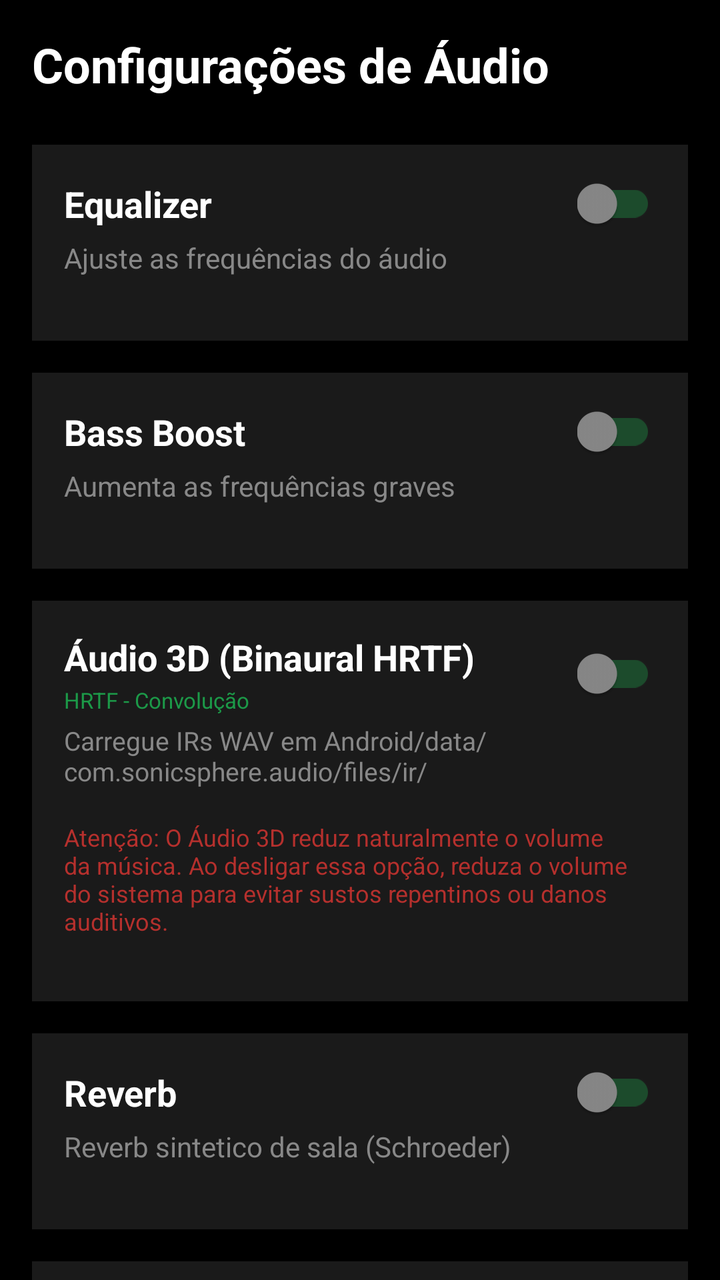
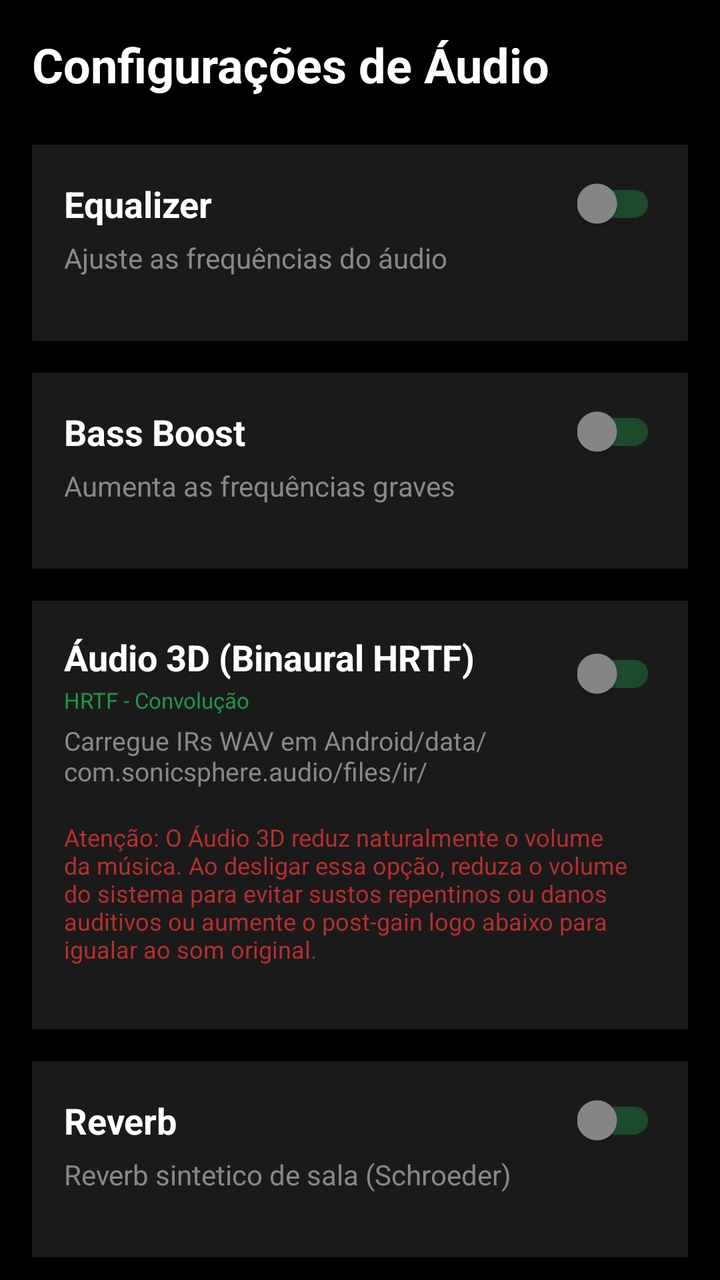

Screens rendered from an Android XML layout before and after an edit, with the pre-edit source and the edit as a unified diff.
<!-- AndroidManifest.xml: application theme Theme.AppCompat.DayNight.DarkActionBar -->
<!-- res/layout/fragment_settings.xml -->
<?xml version="1.0" encoding="utf-8"?>
<ScrollView xmlns:android="http://schemas.android.com/apk/res/android"
    xmlns:app="http://schemas.android.com/apk/res-auto"
    android:layout_width="match_parent"
    android:layout_height="match_parent"
    android:background="@color/black"
    android:fillViewport="true">

    <LinearLayout
        android:layout_width="match_parent"
        android:layout_height="wrap_content"
        android:orientation="vertical"
        android:padding="16dp">

        
        <TextView
            android:id="@+id/textView"
            android:layout_width="match_parent"
            android:layout_height="wrap_content"
            android:text="Configurações de Áudio"
            android:textColor="@color/white"
            android:textSize="24sp"
            android:textStyle="bold"
            android:layout_marginBottom="24dp" />

        
        <LinearLayout
            android:layout_width="match_parent"
            android:layout_height="wrap_content"
            android:orientation="vertical"
            android:background="#1A1A1A"
            android:padding="16dp"
            android:layout_marginBottom="16dp">

            <LinearLayout
                android:layout_width="match_parent"
                android:layout_height="wrap_content"
                android:orientation="horizontal"
                android:gravity="center_vertical">

                <TextView
                    android:layout_width="0dp"
                    android:layout_height="wrap_content"
                    android:layout_weight="1"
                    android:text="Equalizer"
                    android:textColor="@color/white"
                    android:textSize="18sp"
                    android:textStyle="bold" />

                <androidx.appcompat.widget.SwitchCompat
                    android:id="@+id/switchEqualizer"
                    android:layout_width="wrap_content"
                    android:layout_height="wrap_content"
                    android:theme="@style/SwitchTheme" />

            </LinearLayout>

            <TextView
                android:layout_width="match_parent"
                android:layout_height="wrap_content"
                android:text="Ajuste as frequências do áudio"
                android:textColor="@color/gray"
                android:textSize="14sp"
                android:layout_marginTop="4dp"
                android:layout_marginBottom="16dp" />

            <LinearLayout
                android:id="@+id/equalizerBandsContainer"
                android:layout_width="match_parent"
                android:layout_height="wrap_content"
                android:orientation="vertical"
                android:visibility="gone" />

        </LinearLayout>

        
        <LinearLayout
            android:layout_width="match_parent"
            android:layout_height="wrap_content"
            android:orientation="vertical"
            android:background="#1A1A1A"
            android:padding="16dp"
            android:layout_marginBottom="16dp">

            <LinearLayout
                android:layout_width="match_parent"
                android:layout_height="wrap_content"
                android:orientation="horizontal"
                android:gravity="center_vertical">

                <TextView
                    android:layout_width="0dp"
                    android:layout_height="wrap_content"
                    android:layout_weight="1"
                    android:text="Bass Boost"
                    android:textColor="@color/white"
                    android:textSize="18sp"
                    android:textStyle="bold" />

                <androidx.appcompat.widget.SwitchCompat
                    android:id="@+id/switchBassBoost"
                    android:layout_width="wrap_content"
                    android:layout_height="wrap_content"
                    android:theme="@style/SwitchTheme" />

            </LinearLayout>

            <TextView
                android:layout_width="match_parent"
                android:layout_height="wrap_content"
                android:text="Aumenta as frequências graves"
                android:textColor="@color/gray"
                android:textSize="14sp"
                android:layout_marginTop="4dp"
                android:layout_marginBottom="16dp" />

            <LinearLayout
                android:id="@+id/bassBoostControlsContainer"
                android:layout_width="match_parent"
                android:layout_height="wrap_content"
                android:orientation="vertical"
                android:visibility="gone">

                <LinearLayout
                    android:layout_width="match_parent"
                    android:layout_height="wrap_content"
                    android:orientation="horizontal"
                    android:gravity="center_vertical"
                    android:layout_marginBottom="8dp">

                    <TextView
                        android:layout_width="wrap_content"
                        android:layout_height="wrap_content"
                        android:text="Intensidade: "
                        android:textColor="@color/white"
                        android:textSize="14sp" />

                    <TextView
                        android:id="@+id/textBassBoostValue"
                        android:layout_width="wrap_content"
                        android:layout_height="wrap_content"
                        android:text="0%"
                        android:textColor="@color/spotify_green"
                        android:textSize="14sp"
                        android:textStyle="bold" />

                </LinearLayout>

                <SeekBar
                    android:id="@+id/seekBarBassBoost"
                    android:layout_width="match_parent"
                    android:layout_height="wrap_content"
                    android:progressTint="@color/spotify_green"
                    android:thumbTint="@color/spotify_green" />

            </LinearLayout>

        </LinearLayout>

        
        <LinearLayout
            android:layout_width="match_parent"
            android:layout_height="wrap_content"
            android:orientation="vertical"
            android:background="#1A1A1A"
            android:padding="16dp"
            android:layout_marginBottom="16dp">

            
            <LinearLayout
                android:layout_width="match_parent"
                android:layout_height="wrap_content"
                android:orientation="horizontal"
                android:gravity="center_vertical">

                <LinearLayout
                    android:layout_width="0dp"
                    android:layout_height="wrap_content"
                    android:layout_weight="1"
                    android:orientation="vertical">

                    <TextView
                        android:layout_width="match_parent"
                        android:layout_height="wrap_content"
                        android:text="Áudio 3D (Binaural HRTF)"
                        android:textColor="@color/white"
                        android:textSize="18sp"
                        android:textStyle="bold" />

                    <TextView
                        android:layout_width="match_parent"
                        android:layout_height="wrap_content"
                        android:text="HRTF - Convolução"
                        android:textColor="@color/spotify_green"
                        android:textSize="11sp"
                        android:layout_marginTop="2dp"
                        android:alpha="0.8" />

                </LinearLayout>

                <androidx.appcompat.widget.SwitchCompat
                    android:id="@+id/switchBinaural"
                    android:layout_width="wrap_content"
                    android:layout_height="wrap_content"
                    android:theme="@style/SwitchTheme" />

            </LinearLayout>

            <TextView
                android:layout_width="match_parent"
                android:layout_height="wrap_content"
                android:text="Carregue IRs WAV em Android/data/com.sonicsphere.audio/files/ir/"
                android:textColor="@color/gray"
                android:textSize="13sp"
                android:layout_marginTop="4dp"
                android:layout_marginBottom="16dp" />

            <TextView
                android:layout_width="match_parent"
                android:layout_height="wrap_content"
                android:text="Atenção: O Áudio 3D reduz naturalmente o volume da música. Ao desligar essa opção, reduza o volume do sistema para evitar sustos repentinos ou danos auditivos."
                android:textColor="#B5302D"
                android:textSize="12sp"
                android:layout_marginBottom="16dp" />

            
            <LinearLayout
                android:id="@+id/binauralSlotsContainer"
                android:layout_width="match_parent"
                android:layout_height="wrap_content"
                android:orientation="vertical"
                android:visibility="gone">

                
                <LinearLayout
                    android:layout_width="match_parent"
                    android:layout_height="wrap_content"
                    android:orientation="horizontal"
                    android:gravity="center_vertical"
                    android:layout_marginBottom="10dp">

                    <LinearLayout
                        android:layout_width="0dp"
                        android:layout_height="wrap_content"
                        android:layout_weight="1"
                        android:orientation="vertical">

                        <TextView
                            android:layout_width="wrap_content"
                            android:layout_height="wrap_content"
                            android:text="LEFT"
                            android:textColor="@color/white"
                            android:textSize="14sp"
                            android:textStyle="bold" />

                        <TextView
                            android:id="@+id/textIrLeft"
                            android:layout_width="wrap_content"
                            android:layout_height="wrap_content"
                            android:text="Padrao (asset)"
                            android:textColor="@color/gray"
                            android:textSize="12sp" />

                    </LinearLayout>

                    <Button
                        android:id="@+id/btnIrLeft"
                        android:layout_width="wrap_content"
                        android:layout_height="36dp"
                        android:text="Trocar"
                        android:textSize="12sp"
                        android:backgroundTint="@color/spotify_green"
                        android:textColor="@color/black" />

                    <Button
                        android:id="@+id/btnIrLeftClear"
                        android:layout_width="wrap_content"
                        android:layout_height="36dp"
                        android:text="X"
                        android:textSize="12sp"
                        android:layout_marginStart="6dp"
                        android:backgroundTint="#333333"
                        android:textColor="@color/gray" />

                </LinearLayout>

                
                <LinearLayout
                    android:layout_width="match_parent"
                    android:layout_height="wrap_content"
                    android:orientation="horizontal"
                    android:gravity="center_vertical">

                    <LinearLayout
                        android:layout_width="0dp"
                        android:layout_height="wrap_content"
                        android:layout_weight="1"
                        android:orientation="vertical">

                        <TextView
                            android:layout_width="wrap_content"
                            android:layout_height="wrap_content"
                            android:text="RIGHT"
                            android:textColor="@color/white"
                            android:textSize="14sp"
                            android:textStyle="bold" />

                        <TextView
                            android:id="@+id/textIrRight"
                            android:layout_width="wrap_content"
                            android:layout_height="wrap_content"
                            android:text="Padrao (asset)"
                            android:textColor="@color/gray"
                            android:textSize="12sp" />

                    </LinearLayout>

                    <Button
                        android:id="@+id/btnIrRight"
                        android:layout_width="wrap_content"
                        android:layout_height="36dp"
                        android:text="Trocar"
                        android:textSize="12sp"
                        android:backgroundTint="@color/spotify_green"
                        android:textColor="@color/black" />

                    <Button
                        android:id="@+id/btnIrRightClear"
                        android:layout_width="wrap_content"
                        android:layout_height="36dp"
                        android:text="X"
                        android:textSize="12sp"
                        android:layout_marginStart="6dp"
                        android:backgroundTint="#333333"
                        android:textColor="@color/gray" />

                </LinearLayout>

                
                <LinearLayout
                    android:layout_width="match_parent"
                    android:layout_height="wrap_content"
                    android:orientation="horizontal"
                    android:gravity="center_vertical"
                    android:layout_marginTop="12dp"
                    android:layout_marginBottom="4dp">

                    <TextView
                        android:layout_width="0dp"
                        android:layout_height="wrap_content"
                        android:layout_weight="1"
                        android:text="Post-gain"
                        android:textColor="@color/white"
                        android:textSize="14sp" />

                    <TextView
                        android:id="@+id/textBinauralPostGain"
                        android:layout_width="wrap_content"
                        android:layout_height="wrap_content"
                        android:text="0 dB"
                        android:textColor="@color/spotify_green"
                        android:textSize="14sp"
                        android:textStyle="bold" />

                </LinearLayout>

                <SeekBar
                    android:id="@+id/seekBarBinauralPostGain"
                    android:layout_width="match_parent"
                    android:layout_height="wrap_content"
                    android:max="24"
                    android:progress="12"
                    android:progressTint="@color/spotify_green"
                    android:thumbTint="@color/spotify_green" />

            </LinearLayout>

        </LinearLayout>

        
        <LinearLayout
            android:layout_width="match_parent"
            android:layout_height="wrap_content"
            android:orientation="vertical"
            android:background="#1A1A1A"
            android:padding="16dp"
            android:layout_marginBottom="16dp">

            <LinearLayout
                android:layout_width="match_parent"
                android:layout_height="wrap_content"
                android:orientation="horizontal"
                android:gravity="center_vertical">

                <TextView
                    android:layout_width="0dp"
                    android:layout_height="wrap_content"
                    android:layout_weight="1"
                    android:text="Reverb"
                    android:textColor="@color/white"
                    android:textSize="18sp"
                    android:textStyle="bold" />

                <androidx.appcompat.widget.SwitchCompat
                    android:id="@+id/switchReverb"
                    android:layout_width="wrap_content"
                    android:layout_height="wrap_content"
                    android:theme="@style/SwitchTheme" />

            </LinearLayout>

            <TextView
                android:layout_width="match_parent"
                android:layout_height="wrap_content"
                android:text="Reverb sintetico de sala (Schroeder)"
                android:textColor="@color/gray"
                android:textSize="14sp"
                android:layout_marginTop="4dp"
                android:layout_marginBottom="16dp" />

            <LinearLayout
                android:id="@+id/reverbControlsContainer"
                android:layout_width="match_parent"
                android:layout_height="wrap_content"
                android:orientation="vertical"
                android:visibility="gone">

                
                <LinearLayout
                    android:layout_width="match_parent"
                    android:layout_height="wrap_content"
                    android:orientation="horizontal"
                    android:gravity="center_vertical"
                    android:layout_marginBottom="4dp">

                    <TextView
                        android:layout_width="0dp"
                        android:layout_height="wrap_content"
                        android:layout_weight="1"
                        android:text="Tamanho da sala"
                        android:textColor="@color/white"
                        android:textSize="14sp" />

                    <TextView
                        android:id="@+id/textReverbRoomSize"
                        android:layout_width="wrap_content"
                        android:layout_height="wrap_content"
                        android:text="50%"
                        android:textColor="@color/spotify_green"
                        android:textSize="14sp"
                        android:textStyle="bold" />

                </LinearLayout>

                <SeekBar
                    android:id="@+id/seekBarReverbRoomSize"
                    android:layout_width="match_parent"
                    android:layout_height="wrap_content"
                    android:layout_marginBottom="16dp"
                    android:progressTint="@color/spotify_green"
                    android:thumbTint="@color/spotify_green" />

                
                <LinearLayout
                    android:layout_width="match_parent"
                    android:layout_height="wrap_content"
                    android:orientation="horizontal"
                    android:gravity="center_vertical"
                    android:layout_marginBottom="4dp">

                    <TextView
                        android:layout_width="0dp"
                        android:layout_height="wrap_content"
                        android:layout_weight="1"
                        android:text="Wet (mix)"
                        android:textColor="@color/white"
                        android:textSize="14sp" />

                    <TextView
                        android:id="@+id/textReverbWet"
                        android:layout_width="wrap_content"
                        android:layout_height="wrap_content"
                        android:text="25%"
                        android:textColor="@color/spotify_green"
                        android:textSize="14sp"
                        android:textStyle="bold" />

                </LinearLayout>

                <SeekBar
                    android:id="@+id/seekBarReverbWet"
                    android:layout_width="match_parent"
                    android:layout_height="wrap_content"
                    android:layout_marginBottom="16dp"
                    android:progressTint="@color/spotify_green"
                    android:thumbTint="@color/spotify_green" />

                
                <LinearLayout
                    android:layout_width="match_parent"
                    android:layout_height="wrap_content"
                    android:orientation="horizontal"
                    android:gravity="center_vertical"
                    android:layout_marginBottom="4dp">

                    <TextView
                        android:layout_width="0dp"
                        android:layout_height="wrap_content"
                        android:layout_weight="1"
                        android:text="Amortecimento"
                        android:textColor="@color/white"
                        android:textSize="14sp" />

                    <TextView
                        android:id="@+id/textReverbDamping"
                        android:layout_width="wrap_content"
                        android:layout_height="wrap_content"
                        android:text="40%"
                        android:textColor="@color/spotify_green"
                        android:textSize="14sp"
                        android:textStyle="bold" />

                </LinearLayout>

                <SeekBar
                    android:id="@+id/seekBarReverbDamping"
                    android:layout_width="match_parent"
                    android:layout_height="wrap_content"
                    android:progressTint="@color/spotify_green"
                    android:thumbTint="@color/spotify_green" />

            </LinearLayout>

        </LinearLayout>

        
        <LinearLayout
            android:layout_width="match_parent"
            android:layout_height="wrap_content"
            android:orientation="vertical"
            android:background="#1A1A1A"
            android:padding="16dp">

            <LinearLayout
                android:layout_width="match_parent"
                android:layout_height="wrap_content"
                android:orientation="horizontal"
                android:gravity="center_vertical">

                <LinearLayout
                    android:layout_width="0dp"
                    android:layout_height="wrap_content"
                    android:layout_weight="1"
                    android:orientation="vertical">

                    <TextView
                        android:layout_width="match_parent"
                        android:layout_height="wrap_content"
                        android:text="Especialização Estéreo"
                        android:textColor="@color/white"
                        android:textSize="18sp"
                        android:textStyle="bold" />

                    <TextView
                        android:layout_width="match_parent"
                        android:layout_height="wrap_content"
                        android:textColor="@color/spotify_green"
                        android:textSize="11sp"
                        android:layout_marginTop="2dp"
                        android:alpha="0.8" />

                </LinearLayout>

                <ImageView
                    android:layout_width="24dp"
                    android:layout_height="24dp"
                    android:src="@drawable/ic_music_note"
                    android:alpha="0.7"
                    app:tint="@color/spotify_green" />

            </LinearLayout>

            <TextView
                android:layout_width="match_parent"
                android:layout_height="wrap_content"
                android:text="Delay L/R para criar espacialização estéreo"
                android:textColor="@color/gray"
                android:textSize="14sp"
                android:layout_marginTop="4dp"
                android:layout_marginBottom="16dp" />

            <RadioGroup
                android:id="@+id/radioGroupHaas"
                android:layout_width="match_parent"
                android:layout_height="wrap_content"
                android:orientation="vertical">

                <RadioButton
                    android:id="@+id/radioHaasOff"
                    android:layout_width="match_parent"
                    android:layout_height="wrap_content"
                    android:text="Desativado"
                    android:textColor="@color/white"
                    android:buttonTint="@color/spotify_green"
                    android:checked="true"
                    android:paddingVertical="8dp" />

                <RadioButton
                    android:id="@+id/radioHaasShort"
                    android:layout_width="match_parent"
                    android:layout_height="wrap_content"
                    android:text="Curto (10ms) - Sutil"
                    android:textColor="@color/white"
                    android:buttonTint="@color/spotify_green"
                    android:paddingVertical="8dp" />

                <RadioButton
                    android:id="@+id/radioHaasMedium"
                    android:layout_width="match_parent"
                    android:layout_height="wrap_content"
                    android:text="Médio (30ms) - Moderado"
                    android:textColor="@color/white"
                    android:buttonTint="@color/spotify_green"
                    android:paddingVertical="8dp" />

                <RadioButton
                    android:id="@+id/radioHaasLong"
                    android:layout_width="match_parent"
                    android:layout_height="wrap_content"
                    android:text="Longo (50ms) - Intenso"
                    android:textColor="@color/white"
                    android:buttonTint="@color/spotify_green"
                    android:paddingVertical="8dp" />

            </RadioGroup>

        </LinearLayout>

    </LinearLayout>

</ScrollView>
<!-- resources referenced by this layout -->
<resources>
  <color name="black">#FF000000</color>
  <color name="gray">#FF888888</color>
  <color name="spotify_green">#FF1DB954</color>
  <color name="white">#FFFFFFFF</color>
  <!-- drawable ic_music_note (drawable) -->
  <vector xmlns:android="http://schemas.android.com/apk/res/android"
      android:width="24dp"
      android:height="24dp"
      android:viewportWidth="24"
      android:viewportHeight="24">
      <path
          android:fillColor="@color/white"
          android:pathData="M12,3v10.55c-0.59,-0.34 -1.27,-0.55 -2,-0.55 -2.21,0 -4,1.79 -4,4s1.79,4 4,4 4,-1.79 4,-4V7h4V3H12z"/>
  </vector>
  <style name="SwitchTheme">
          <item name="colorControlActivated">@color/spotify_green</item>
          <item name="colorSwitchThumbNormal">@color/gray</item>
          <item name="android:colorForeground">@color/spotify_green</item>
      </style>
</resources>

<!-- the commit's change to res/layout/fragment_settings.xml (unified diff, before → after) -->
@@ -218,7 +218,7 @@
             <TextView
                 android:layout_width="match_parent"
                 android:layout_height="wrap_content"
-                android:text="Atenção: O Áudio 3D reduz naturalmente o volume da música. Ao desligar essa opção, reduza o volume do sistema para evitar sustos repentinos ou danos auditivos."
+                android:text="Atenção: O Áudio 3D reduz naturalmente o volume da música. Ao desligar essa opção, reduza o volume do sistema para evitar sustos repentinos ou danos auditivos ou aumente o post-gain logo abaixo para igualar ao som original."
                 android:textColor="#B5302D"
                 android:textSize="12sp"
                 android:layout_marginBottom="16dp" />
